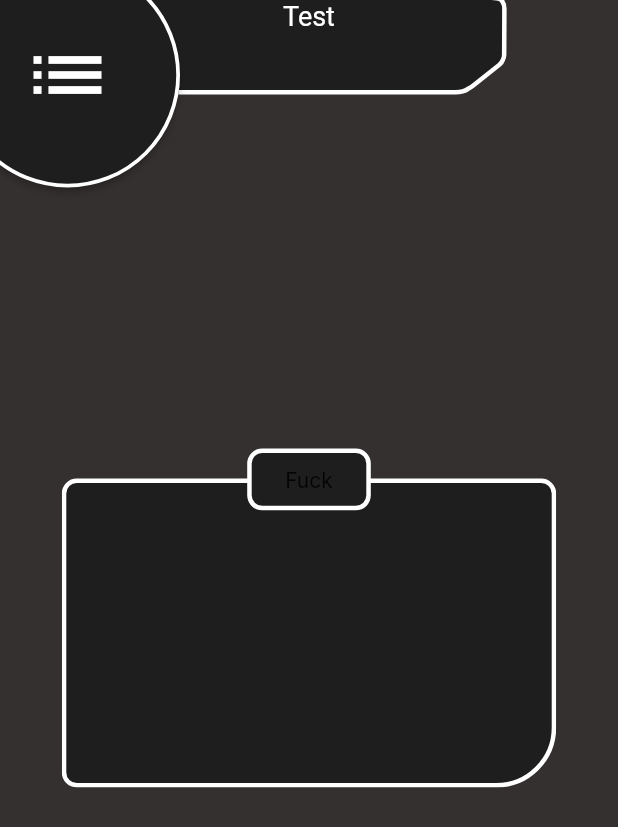
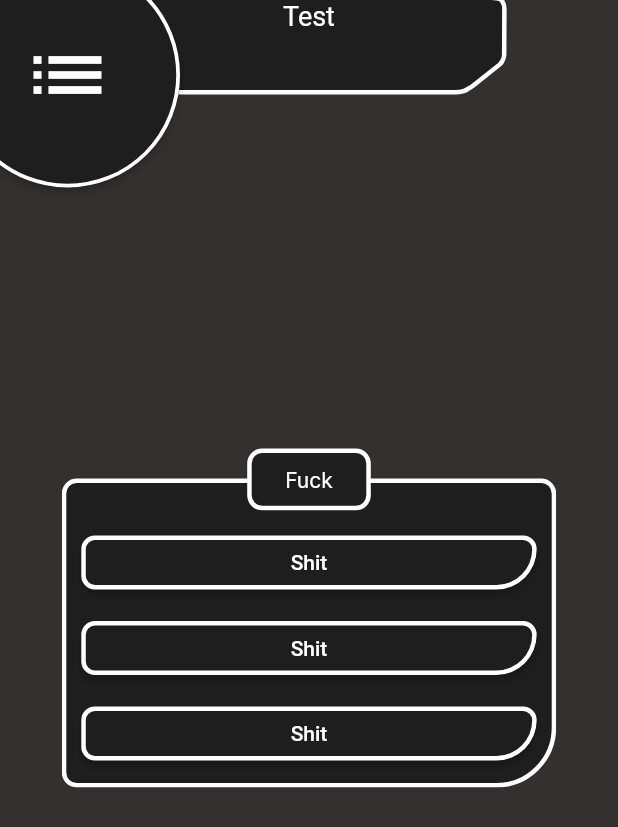
Before and after one commit to DrVilus/project_skripsi_binus, a Flutter app: the screen it shows after launch, on a phone screen of 412 x 824 dp. Shown: the top 827 px of the screen. Run offline on Flutter 3.47's test engine with Material 2 defaults, Android fonts, the light colour scheme and no system bars; our stand-ins replace google_fonts; missing offline and left inert: connectivity_plus_web.

Commit message:
Flutter Structure Changed

```diff
--- a/flutter_app/lib/GetStarted.dart
+++ /dev/null
@@ -1,17 +0,0 @@
-import 'package:flutter/cupertino.dart';
-import 'package:flutter/material.dart';
-import 'package:project_skripsi/Palette.dart';
-
-class GetStartedPage extends StatefulWidget {
-  const GetStartedPage({Key? key}) : super(key: key);
-
-  @override
-  State<GetStartedPage> createState() => _GetStartedPageState();
-}
-
-class _GetStartedPageState extends State<GetStartedPage> {
-  @override
-  Widget build(BuildContext context) {
-    return Container();
-  }
-}
--- /dev/null
+++ b/flutter_app/lib/Pages/GetStarted.dart
@@ -0,0 +1,68 @@
+import 'package:flutter/material.dart';
+import 'package:project_skripsi/UI/CorneredButton.dart';
+import 'package:project_skripsi/UI/Palette.dart';
+import 'package:project_skripsi/UI/TitledContainer.dart';
+import '../UI/CustomAppbar.dart';
+
+class GetStartedPage extends StatefulWidget {
+  const GetStartedPage({Key? key}) : super(key: key);
+
+  @override
+  State<GetStartedPage> createState() => _GetStartedPageState();
+}
+
+class _GetStartedPageState extends State<GetStartedPage> {
+  @override
+  Widget build(BuildContext context) {
+    return
+      Scaffold(
+          body: Stack(
+            children: [
+              TitledContainer(
+                withBottomRightBorder: true,
+                child: Column(
+                  mainAxisAlignment: MainAxisAlignment.spaceEvenly,
+                  children: [
+                    Row(
+                      children: [
+                        Expanded(
+                            child: CorneredButton(
+                              child: Text("Shit"),
+                            )
+                        )
+                      ],
+                    ),
+                    Row(
+                      children: [
+                        Expanded(
+                            child: CorneredButton(
+                              child: Text("Shit"),
+                            )
+                        )
+                      ],
+                    ),
+                    Row(
+                      children: [
+                        Expanded(
+                            child: CorneredButton(
+                              child: Text("Shit"),
+                            )
+                        )
+                      ],
+                    )
+                  ],
+                ),
+              ),
+              SafeArea(
+                child: CustomAppbar(
+                  title: "Test",
+                  sideBarOpacity: 0,
+                ),
+              ),
+            ],
+          ) // This trailing comma makes auto-formatting nicer for build methods.
+      );
+
+
+  }
+}
--- a/flutter_app/lib/Palette.dart
+++ /dev/null
@@ -1,8 +0,0 @@
-import 'dart:ui';
-
-class Palette {
-  // background gradient
-  static Color mainBackground = const Color(0xff353030);
-  static Color widgetBackground1 = const Color(0xff1E1E1E);
-
-}
--- /dev/null
+++ b/flutter_app/lib/UI/CorneredButton.dart
@@ -0,0 +1,27 @@
+import 'package:flutter/material.dart';
+import 'Palette.dart';
+
+class CorneredButton extends StatelessWidget {
+  const CorneredButton({Key? key, this.child}) : super(key: key);
+  final Widget? child;
+
+  @override
+  Widget build(BuildContext context) {
+    return ElevatedButton(
+      onPressed: (){},
+      child: child,
+      style: ElevatedButton.styleFrom(
+        primary: Palette.widgetBackground1,
+        side: const BorderSide(width: 3.0, color: Colors.white),
+        shape: const RoundedRectangleBorder(
+          borderRadius: BorderRadius.only(
+            bottomRight: Radius.circular(30),
+            topRight: Radius.circular(10),
+            topLeft: Radius.circular(10),
+            bottomLeft: Radius.circular(10),
+          ),
+        ),
+      ),
+    );
+  }
+}
--- a/flutter_app/lib/UI/CustomAppbar.dart
+++ b/flutter_app/lib/UI/CustomAppbar.dart
@@ -1,7 +1,7 @@
 import 'package:flutter/cupertino.dart';
 import 'package:flutter/material.dart';
 
-import '../Palette.dart';
+import 'Palette.dart';
 
 class CustomAppbar extends StatefulWidget {
   const CustomAppbar({Key? key, this.title, this.sideBarOpacity = 1.0}) : super(key: key);
--- /dev/null
+++ b/flutter_app/lib/UI/Palette.dart
@@ -0,0 +1,13 @@
+import 'package:flutter/material.dart';
+import 'package:google_fonts/google_fonts.dart';
+
+class Palette {
+  // background gradient
+  static Color mainBackground = const Color(0xff353030);
+  static Color widgetBackground1 = const Color(0xff1E1E1E);
+
+}
+
+class TextStyles {
+  static var interStyle1 = GoogleFonts.inter(color: Colors.white);
+}
--- /dev/null
+++ b/flutter_app/lib/UI/TitledContainer.dart
@@ -0,0 +1,68 @@
+import 'package:flutter/material.dart';
+import 'Palette.dart';
+
+class TitledContainer extends StatelessWidget {
+  const TitledContainer({Key? key, this.child, this.withBottomRightBorder = false}) : super(key: key);
+  final Widget? child;
+  final bool withBottomRightBorder;
+
+  @override
+  Widget build(BuildContext context) {
+    Radius bottomRightRadius;
+    if(withBottomRightBorder == true){
+      bottomRightRadius = const Radius.circular(40);
+    }else{
+      bottomRightRadius = const Radius.circular(10);
+    }
+    return
+      Row(
+        mainAxisAlignment: MainAxisAlignment.center,
+        crossAxisAlignment: CrossAxisAlignment.center,
+        children: [
+          Column(
+            mainAxisAlignment: MainAxisAlignment.center,
+            crossAxisAlignment: CrossAxisAlignment.center,
+            children: [
+              Stack(
+                children: [
+                  ClipRRect(
+                      child: Container(
+                        child: child,
+                        margin: const EdgeInsets.only(top: 20),
+                        padding: const EdgeInsets.only(left: 10, right: 10, top: 20),
+                        width: MediaQuery.of(context).size.width * 0.8,
+                        height: MediaQuery.of(context).size.width * 0.5,
+                        decoration: BoxDecoration(
+                          border: Border.all(color: Colors.white, width: 3),
+                          color: Palette.widgetBackground1,
+                          borderRadius: BorderRadius.only(
+                            bottomRight: bottomRightRadius,
+                            topRight: const Radius.circular(10),
+                            topLeft: const Radius.circular(10),
+                            bottomLeft: const Radius.circular(10),
+                          ),
+                        ),
+                      )
+                  ),
+                  Positioned(
+                    left: MediaQuery.of(context).size.width * 0.3,
+                    child: Container(
+                      child: Text("Fuck",style: TextStyles.interStyle1),
+                      alignment: Alignment.center,
+                      width: MediaQuery.of(context).size.width * 0.2,
+                      height: MediaQuery.of(context).size.width * 0.1,
+                      decoration: BoxDecoration(
+                          border: Border.all(color: Colors.white, width: 3),
+                          color: Palette.widgetBackground1,
+                          borderRadius: BorderRadius.circular(10)
+                      ),
+                    ),
+                  )
+                ],
+              )
+            ],
+          )
+        ],
+      );
+  }
+}
--- a/flutter_app/lib/main.dart
+++ b/flutter_app/lib/main.dart
@@ -1,10 +1,6 @@
 import 'package:flutter/material.dart';
-import 'package:google_fonts/google_fonts.dart';
-import 'package:project_skripsi/GetStarted.dart';
-import 'dart:ui' as ui;
-
-import 'package:project_skripsi/Palette.dart';
-import 'package:project_skripsi/UI/CustomAppbar.dart';
+import 'package:project_skripsi/Pages/GetStarted.dart';
+import 'package:project_skripsi/UI/Palette.dart';
 
 void main() {
   runApp(const MyApp());
@@ -55,89 +51,20 @@ class MyHomePage extends StatefulWidget {
 }
 
 class _MyHomePageState extends State<MyHomePage> {
-  int _counter = 0;
-
-  void _incrementCounter() {
-    setState(() {
-      // This call to setState tells the Flutter framework that something has
-      // changed in this State, which causes it to rerun the build method below
-      // so that the display can reflect the updated values. If we changed
-      // _counter without calling setState(), then the build method would not be
-      // called again, and so nothing would appear to happen.
-      _counter++;
-    });
-  }
 
   @override
   Widget build(BuildContext context) {
-    // This method is rerun every time setState is called, for instance as done
-    // by the _incrementCounter method above.
-    //
-    // The Flutter framework has been optimized to make rerunning build methods
-    // fast, so that you can just rebuild anything that needs updating rather
-    // than having to individually change instances of widgets.
+    //Placeholder main to put loading during first launch
+    Future.delayed(Duration.zero, () async {
+      Navigator.push(
+        context,
+        MaterialPageRoute(builder: (context) => const GetStartedPage()),
+      );
+    });
     return Scaffold(
-      body: Stack(
-        children: [
-          Row(
-            mainAxisAlignment: MainAxisAlignment.center,
-            crossAxisAlignment: CrossAxisAlignment.center,
-            children: [
-              Column(
-                mainAxisAlignment: MainAxisAlignment.center,
-                crossAxisAlignment: CrossAxisAlignment.center,
-                children: [
-                  Stack(
-                    children: [
-                      ClipRRect(
-                          child: Container(
-                            child: GetStartedPage(),
-                            alignment: Alignment.center,
-                            margin: const EdgeInsets.only(top: 20),
-                            width: MediaQuery.of(context).size.width * 0.8,
-                            height: MediaQuery.of(context).size.width * 0.5,
-                            decoration: BoxDecoration(
-                              border: Border.all(color: Colors.white, width: 3),
-                              color: Palette.widgetBackground1,
-                              borderRadius: const BorderRadius.only(
-                                bottomRight: Radius.circular(40),
-                                topRight: Radius.circular(10),
-                                topLeft: Radius.circular(10),
-                                bottomLeft: Radius.circular(10),
-                              ),
-                            ),
-                          )
-                      ),
-                      Positioned(
-                        left: MediaQuery.of(context).size.width * 0.3,
-                        child: Container(
-                          child: Text("Fuck",style: GoogleFonts.getFont('Inter'),),
-                          alignment: Alignment.center,
-                          width: MediaQuery.of(context).size.width * 0.2,
-                          height: MediaQuery.of(context).size.width * 0.1,
-                          decoration: BoxDecoration(
-                            border: Border.all(color: Colors.white, width: 3),
-                            color: Palette.widgetBackground1,
-                            borderRadius: BorderRadius.circular(10)
-                          ),
-                        ),
-                      )
-
-                    ],
-                  )
-
-                ],
-              )
-            ],
-          ),
-          SafeArea(
-            child: CustomAppbar(
-              title: "Test",
-              sideBarOpacity: 0,
-            ),
-          ),
-        ],
-      ) // This trailing comma makes auto-formatting nicer for build methods.
+      body: Center(
+        child: CircularProgressIndicator(),
+      ),
     );
   }
 }
```
Also changed, not shown: 1 other file.
